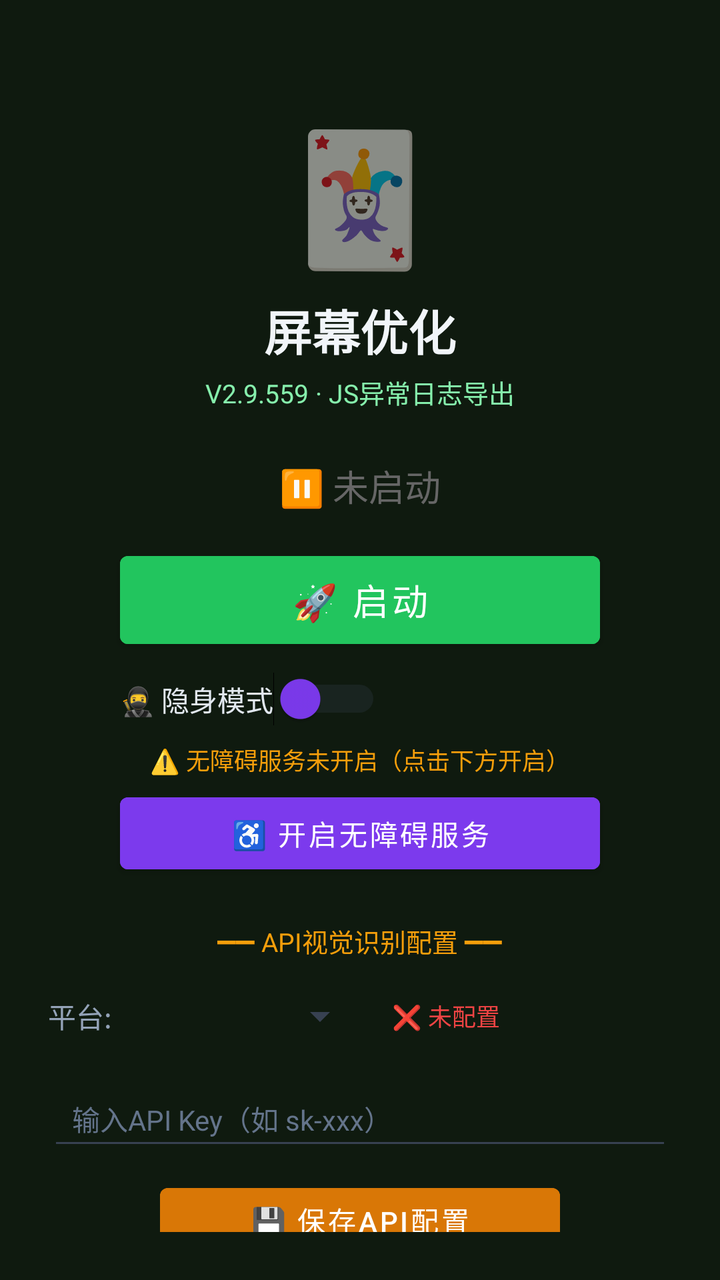
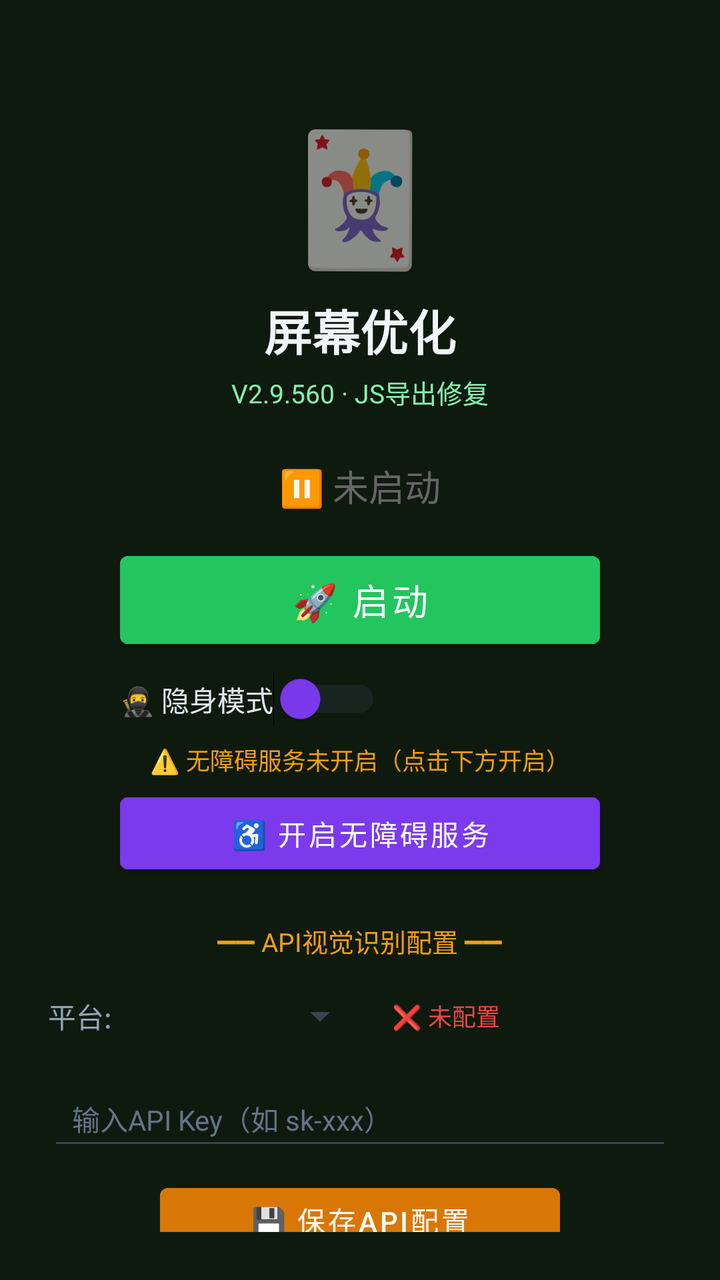

The first picture is an Android layout as it rendered before a commit; the second is the same layout after the commit. The layout source and the unified diff follow.
<!-- AndroidManifest.xml: activity theme Theme.MjScreenshot -->
<!-- res/layout/activity_main.xml -->
<?xml version="1.0" encoding="utf-8"?>
<LinearLayout xmlns:android="http://schemas.android.com/apk/res/android"
    android:layout_width="match_parent"
    android:layout_height="match_parent"
    android:orientation="vertical"
    android:background="#0f1a0f"
    android:padding="24dp"
    android:gravity="center_horizontal">

    <TextView
        android:layout_width="wrap_content"
        android:layout_height="wrap_content"
        android:text="🃏"
        android:textSize="64sp"
        android:layout_marginTop="30dp" />

    <TextView
        android:layout_width="wrap_content"
        android:layout_height="wrap_content"
        android:text="屏幕优化"
        android:textSize="24sp"
        android:textColor="#f1f5f9"
        android:textStyle="bold"
        android:layout_marginTop="8dp" />

    <TextView
        android:layout_width="wrap_content"
        android:layout_height="wrap_content"
        android:text="V2.9.559 · JS异常日志导出"
        android:textSize="13sp"
        android:textColor="#86efac"
        android:layout_marginTop="4dp" />

    <TextView
        android:id="@+id/tvStatus"
        android:layout_width="wrap_content"
        android:layout_height="wrap_content"
        android:text="⏸ 未启动"
        android:textSize="18sp"
        android:textColor="#666666"
        android:layout_marginTop="24dp" />

    <Button
        android:id="@+id/btnStart"
        android:layout_width="240dp"
        android:layout_height="56dp"
        android:text="🚀 启动"
        android:textSize="18sp"
        android:textColor="#ffffff"
        android:backgroundTint="#22c55e"
        android:layout_marginTop="16dp" />

    <Button
        android:id="@+id/btnHelper"
        android:layout_width="240dp"
        android:layout_height="56dp"
        android:text="🃏 打开智囊"
        android:textSize="16sp"
        android:textColor="#ffffff"
        android:backgroundTint="#16a34a"
        android:layout_marginTop="12dp"
        android:visibility="gone" />

    
    <LinearLayout
        android:layout_width="240dp"
        android:layout_height="wrap_content"
        android:orientation="horizontal"
        android:gravity="center_vertical"
        android:layout_marginTop="8dp">

        <Switch
            android:id="@+id/switchStealth"
            android:layout_width="wrap_content"
            android:layout_height="wrap_content"
            android:text="🥷 隐身模式"
            android:textColor="#e2e8f0"
            android:textSize="14sp"
            android:thumbTint="#7c3aed"
            android:trackTint="#374151" />
    </LinearLayout>

    <TextView
        android:id="@+id/tvAccessibilityStatus"
        android:layout_width="wrap_content"
        android:layout_height="wrap_content"
        android:text="⚠️ 无障碍服务未开启（点击下方开启）"
        android:textSize="12sp"
        android:textColor="#f59e0b"
        android:layout_marginTop="8dp"
        android:gravity="center" />

    <Button
        android:id="@+id/btnAccessibility"
        android:layout_width="240dp"
        android:layout_height="48dp"
        android:text="♿ 开启无障碍服务"
        android:textSize="14sp"
        android:textColor="#ffffff"
        android:backgroundTint="#7c3aed"
        android:layout_marginTop="4dp" />

    <TextView
        android:layout_width="wrap_content"
        android:layout_height="wrap_content"
        android:text="━━ API视觉识别配置 ━━"
        android:textSize="13sp"
        android:textColor="#f59e0b"
        android:layout_marginTop="20dp" />

    <LinearLayout
        android:layout_width="match_parent"
        android:layout_height="wrap_content"
        android:orientation="horizontal"
        android:layout_marginTop="8dp"
        android:gravity="center_vertical">

        <TextView
            android:layout_width="wrap_content"
            android:layout_height="wrap_content"
            android:text="平台:"
            android:textSize="14sp"
            android:textColor="#94a3b8" />

        <Spinner
            android:id="@+id/spinnerProvider"
            android:layout_width="120dp"
            android:layout_height="40dp"
            android:layout_marginStart="8dp"
            android:backgroundTint="#374151" />

        <TextView
            android:id="@+id/tvApiStatus"
            android:layout_width="wrap_content"
            android:layout_height="wrap_content"
            android:text="❌ 未配置"
            android:textSize="12sp"
            android:textColor="#ef4444"
            android:layout_marginStart="12dp" />
    </LinearLayout>

    <EditText
        android:id="@+id/etApiKey"
        android:layout_width="match_parent"
        android:layout_height="44dp"
        android:hint="输入API Key（如 sk-xxx）"
        android:textSize="14sp"
        android:textColor="#e2e8f0"
        android:textColorHint="#64748b"
        android:backgroundTint="#374151"
        android:inputType="textPassword"
        android:layout_marginTop="8dp"
        android:paddingStart="12dp"
        android:paddingEnd="12dp" />

    <Button
        android:id="@+id/btnSaveApi"
        android:layout_width="200dp"
        android:layout_height="44dp"
        android:text="💾 保存API配置"
        android:textSize="14sp"
        android:textColor="#ffffff"
        android:backgroundTint="#d97706"
        android:layout_marginTop="8dp" />

    <TextView
        android:id="@+id/tvHint"
        android:layout_width="wrap_content"
        android:layout_height="wrap_content"
        android:text="先点上方按钮启动截屏"
        android:textSize="13sp"
        android:textColor="#666666"
        android:layout_marginTop="12dp"
        android:gravity="center" />

    <TextView
        android:layout_width="wrap_content"
        android:layout_height="wrap_content"
        android:text="使用步骤：\n1. 配置API Key（支持OpenAI/通义千问VL/硅基流动）\n2. 点「开启无障碍服务」→ 开启\n3. 开启「🥷隐身模式」(反检测)\n4. 点「启动」→ 允许悬浮窗\n5. 打牌时点屏幕上的🎯悬浮球即可截屏识别\n★ 拖动悬浮球可移到不挡牌的位置 ★\n★ 长按悬浮球可展开/收起详细面板 ★\n★ 悬浮球边框颜色=建议：绿=加注 橙=跟注 红=弃牌 ★"
        android:textSize="12sp"
        android:textColor="#64748b"
        android:layout_marginTop="12dp"
        android:lineSpacingExtra="3dp" />

</LinearLayout>
<!-- resources referenced by this layout -->
<resources>
  <style name="Theme.MjScreenshot" parent="Theme.MaterialComponents.DayNight.DarkActionBar">
          <item name="colorPrimary">#1e40af</item>
          <item name="colorPrimaryVariant">#1e3a8a</item>
          <item name="colorOnPrimary">#ffffff</item>
          <item name="android:statusBarColor">#0f172a</item>
      </style>
</resources>

<!-- the commit's change to res/layout/activity_main.xml (unified diff, before → after) -->
@@ -26,7 +26,7 @@
     <TextView
         android:layout_width="wrap_content"
         android:layout_height="wrap_content"
-        android:text="V2.9.559 · JS异常日志导出"
+        android:text="V2.9.560 · JS导出修复"
         android:textSize="13sp"
         android:textColor="#86efac"
         android:layout_marginTop="4dp" />
